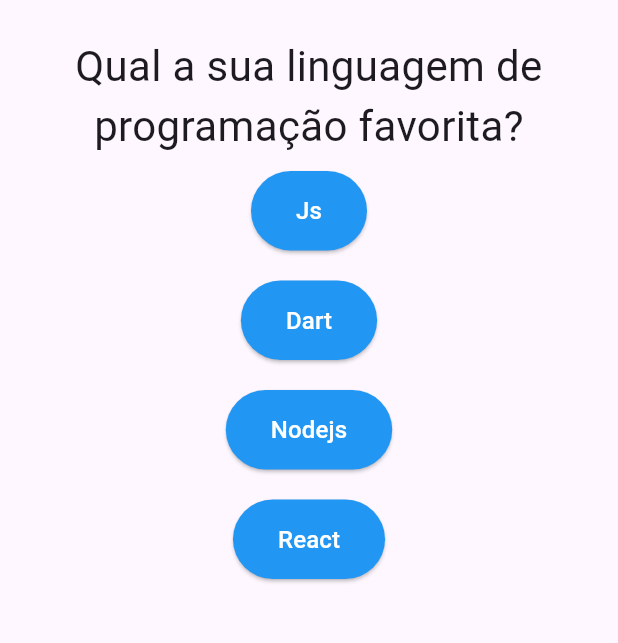
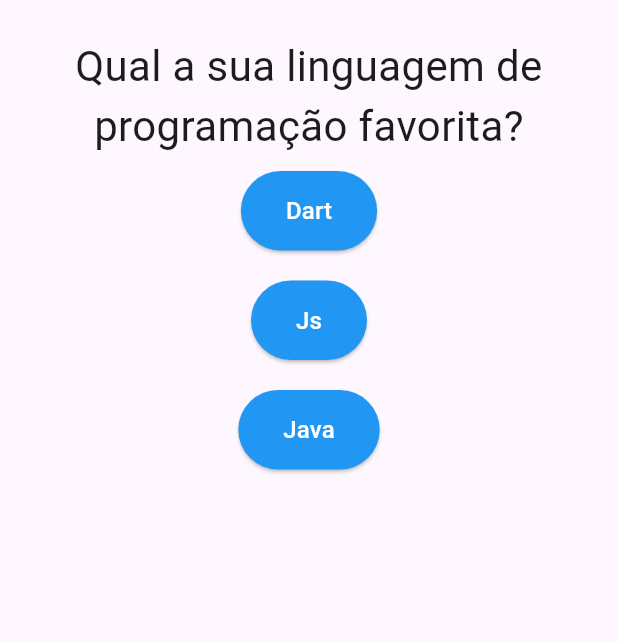
Before and after one commit to DanielSiilva/quiz-in-flutter-app, a Flutter app: the screen it shows after launch, after a tap on "Preto", on a phone screen of 412 x 824 dp, the part 63-706 px from its top. Run offline on Flutter 3.47's test engine with Material 3 defaults, Android fonts, the phone set to English and light mode, and no system bars.

Commit message:
adcionando pontuacao na estrutura de dados

```diff
--- a/quiz_app/lib/main.dart
+++ b/quiz_app/lib/main.dart
@@ -16,15 +16,19 @@ class _PerguntaAppState extends State<PerguntaApp> {
   final _perguntas = const [
     {
       'texto': 'Qual a sua cor favorita?',
-      'respostas': ['Preto', 'Azul', 'Verde', 'Amarelo'],
+      'respostas': [
+        {'texto': 'Preto', 'nota': 10},
+        {'texto': 'Verde', 'nota': 05},
+        {'texto': 'Amarelo', 'nota': 5},
+      ],
     },
     {
       'texto': 'Qual a sua linguagem de programação favorita?',
-      'respostas': ['Js', 'Dart', 'Nodejs', 'React'],
-    },
-    {
-      'texto': 'React Native ou Flutter?',
-      'respostas': ['Js', 'Dart', 'Nodejs', 'React'],
+      'respostas': [
+        {'texto': 'Dart', 'nota': 08},
+        {'texto': 'Js', 'nota': 09},
+        {'texto': 'Java', 'nota': 5},
+      ],
     },
   ];
 
--- a/quiz_app/lib/questionario.dart
+++ b/quiz_app/lib/questionario.dart
@@ -19,14 +19,17 @@ class Questionario extends StatelessWidget {
 
   @override
   Widget build(BuildContext context) {
-    // Aqui estamos verificando se a pergunta selecionada é válida antes de construir as respostas.
-    List<String> respostas = temPerguntaSelecionada
-        ? perguntas[perguntaSelecionadas].cast()['respostas']
+    List<Map<String, Object>> respostas = temPerguntaSelecionada
+        ? perguntas[perguntaSelecionadas]['respostas']
+                as List<Map<String, Object>>? ??
+            []
         : [];
     return Column(
       children: <Widget>[
         Questao(perguntas[perguntaSelecionadas]['texto'].toString()),
-        ...respostas.map((t) => Resposta(t, responder)).toList()
+        ...respostas
+            .map((resp) => Resposta(resp['texto'] as String? ?? '', responder))
+            .toList(),
       ],
     );
   }
```
